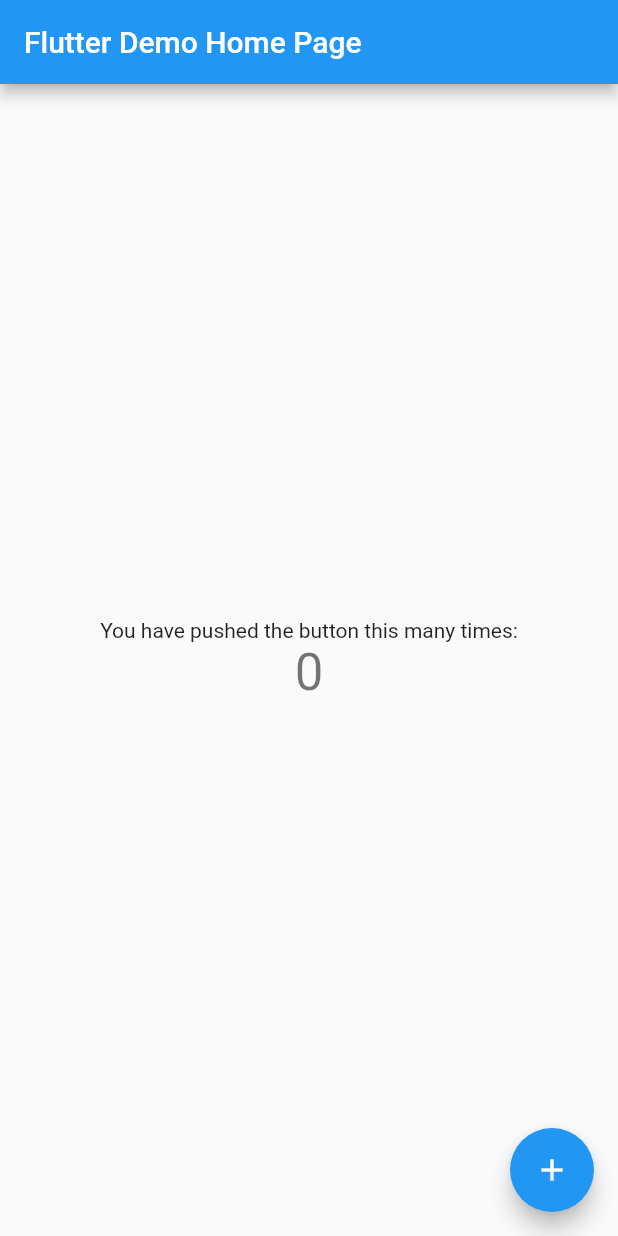
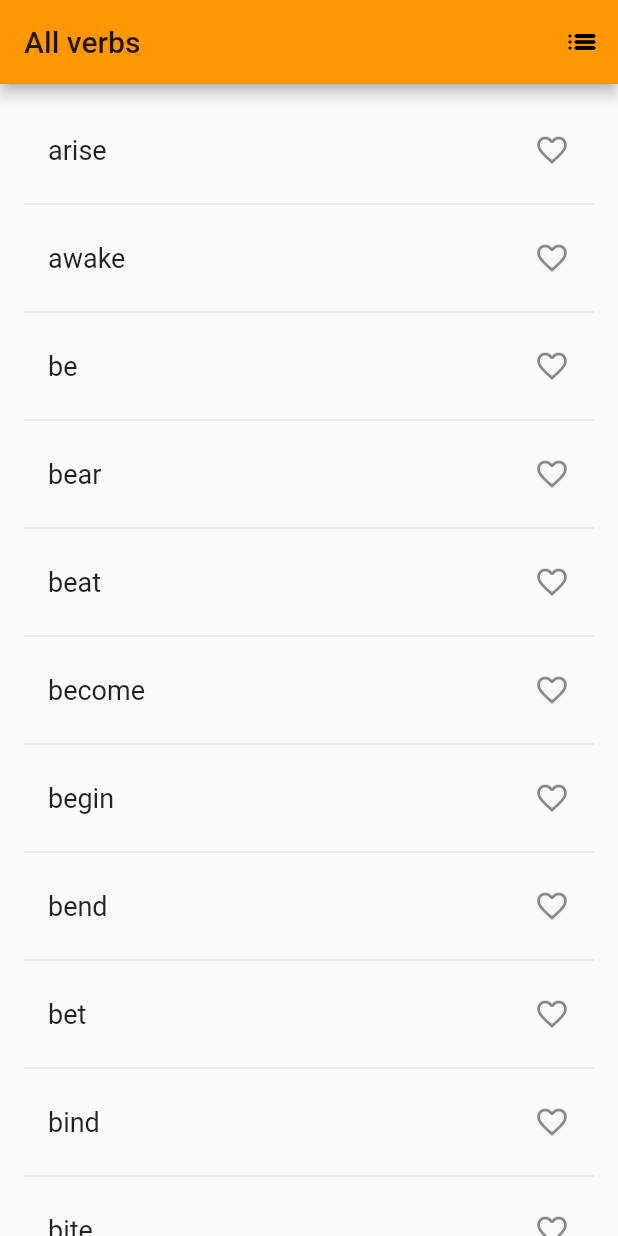
Before and after one commit to duckyngo/Irregular-Verb-Flutter-Apps, a Flutter app: the screen it shows after launch, on a phone screen of 412 x 824 dp. Run offline on Flutter 3.47's test engine with Material 2 defaults, Android fonts, the phone set to English and light mode, and no system bars.

Commit message:
Show irregular verbs on list

```diff
--- a/lib/main.dart
+++ b/lib/main.dart
@@ -1,8 +1,6 @@
 import 'dart:convert';
-
 import 'package:flutter/material.dart';
 import 'dart:async' show Future;
-import 'package:flutter/services.dart' show rootBundle;
 import 'package:irregular_verbs/word.dart';
 
 void main() {
@@ -27,101 +25,124 @@ class MyApp extends StatelessWidget {
         // or simply save your changes to "hot reload" in a Flutter IDE).
         // Notice that the counter didn't reset back to zero; the application
         // is not restarted.
-        primarySwatch: Colors.blue,
+        primarySwatch: Colors.orange,
       ),
-      home: const MyHomePage(title: 'Flutter Demo Home Page'),
+      home: Scaffold(
+        // appBar: AppBar(
+        //   title: Text('Irregular Verbs List'),
+        // ),
+        body: IrregularVerbsList(),
+      ),
     );
   }
 }
 
-class MyHomePage extends StatefulWidget {
-  const MyHomePage({Key? key, required this.title}) : super(key: key);
+class IrregularVerbsList extends StatefulWidget{
+  @override
+  State<StatefulWidget> createState() {
+    return _IrregularVerbsState();
+  }
 
-  // This widget is the home page of your application. It is stateful, meaning
-  // that it has a State object (defined below) that contains fields that affect
-  // how it looks.
-
-  // This class is the configuration for the state. It holds the values (in this
-  // case the title) provided by the parent (in this case the App widget) and
-  // used by the build method of the State. Fields in a Widget subclass are
-  // always marked "final".
-
-  final String title;
-
-  @override
-  State<MyHomePage> createState() => _MyHomePageState();
 }
 
-class _MyHomePageState extends State<MyHomePage> {
-  int _counter = 0;
-
-  void _incrementCounter() {
-    setState(() {
-      // This call to setState tells the Flutter framework that something has
-      // changed in this State, which causes it to rerun the build method below
-      // so that the display can reflect the updated values. If we changed
-      // _counter without calling setState(), then the build method would not be
-      // called again, and so nothing would appear to happen.
-      _counter++;
-
-      final future = loadIrregularVerbs();
-      future.then((value) => print(value[0].base));
-    });
-  }
+class _IrregularVerbsState extends State<IrregularVerbsList>{
+  List _irrVerbList = <Word>[];    // Create a array list of type Word
+  final _savedList = <String>{};      // Create a Set of type String
+  final _biggerFont = const TextStyle(fontSize: 18);
 
   @override
   Widget build(BuildContext context) {
-    // This method is rerun every time setState is called, for instance as done
-    // by the _incrementCounter method above.
-    //
-    // The Flutter framework has been optimized to make rerunning build methods
-    // fast, so that you can just rebuild anything that needs updating rather
-    // than having to individually change instances of widgets.
+    final future = loadIrregularVerbs();
+    future.then((value) => {
+      setState((){
+        _irrVerbList = value;
+      })
+    });
+
     return Scaffold(
       appBar: AppBar(
-        // Here we take the value from the MyHomePage object that was created by
-        // the App.build method, and use it to set our appbar title.
-        title: Text(widget.title),
+        title: Text("All verbs"),
+        actions: [IconButton(onPressed: _pushFavorite, icon: Icon(Icons.list_rounded))],
       ),
-      body: Center(
-        // Center is a layout widget. It takes a single child and positions it
-        // in the middle of the parent.
-        child: Column(
-          // Column is also a layout widget. It takes a list of children and
-          // arranges them vertically. By default, it sizes itself to fit its
-          // children horizontally, and tries to be as tall as its parent.
-          //
-          // Invoke "debug painting" (press "p" in the console, choose the
-          // "Toggle Debug Paint" action from the Flutter Inspector in Android
-          // Studio, or the "Toggle Debug Paint" command in Visual Studio Code)
-          // to see the wireframe for each widget.
-          //
-          // Column has various properties to control how it sizes itself and
-          // how it positions its children. Here we use mainAxisAlignment to
-          // center the children vertically; the main axis here is the vertical
-          // axis because Columns are vertical (the cross axis would be
-          // horizontal).
-          mainAxisAlignment: MainAxisAlignment.center,
-          children: <Widget>[
-            const Text(
-              'You have pushed the button this many times:',
+      body: _buildWordList(),
+    );
+  }
+
+  Widget _buildWordList(){
+    return ListView.builder(
+      padding: const EdgeInsets.all(16),
+      itemBuilder: (BuildContext _context, int i){
+        if (i.isOdd){
+          return Divider();
+        }
+
+        final int index = i~/2;
+
+        return _buildRow(_irrVerbList[index]);
+      },
+    );
+  }
+
+  Widget _buildRow(Word verb){
+    final alreadySaved = _savedList.contains(verb.base);
+
+    return ListTile(
+      title: Text(
+        verb.base,
+        style: _biggerFont,
+      ),
+      trailing: Icon(
+        alreadySaved ? Icons.favorite : Icons.favorite_border,
+        color: alreadySaved ? Colors.red : null,
+      ),
+      onTap: (){      // Note: Flutter reactive calling setState
+        setState((){    // => triggers build to update UI
+          if (alreadySaved) {
+            _savedList.remove(verb.base);
+          } else{
+            _savedList.add(verb.base);
+          }
+        });
+      },
+    );
+  }
+
+  void _pushFavorite() {
+    Navigator.of(context).push(
+
+        MaterialPageRoute(builder: (BuildContext context) {
+          final tiles = _savedList.map(
+                  (String word){
+                return ListTile(
+                  title: Text(
+                    word,
+                    style: _biggerFont,
+                  ),
+                );
+              }
+          );
+
+          final divided = tiles.isNotEmpty
+              ? ListTile.divideTiles(tiles: tiles, context: context).toList()
+              : <Widget>[];
+
+          return Scaffold(
+            appBar: AppBar(
+                title: Text('Favorite Words')
             ),
-            Text(
-              '$_counter',
-              style: Theme.of(context).textTheme.headline4,
-            ),
-          ],
-        ),
-      ),
-      floatingActionButton: FloatingActionButton(
-        onPressed: _incrementCounter,
-        tooltip: 'Increment',
-        child: const Icon(Icons.add),
-      ), // This trailing comma makes auto-formatting nicer for build methods.
+            // Note: ListView can created by ListView.builder...
+            // Or create by ListView(children: list..)
+            body: ListView(children: divided,),
+          );
+
+        })
     );
   }
 
 
+  /**
+   * Load Irregular Verb list from json file
+   */
   Future<List<Word>> loadIrregularVerbs() async {
     String data = await DefaultAssetBundle.of(context).loadString("assets/irregular_verbs.json");
     final jsonResult = jsonDecode(data); //latest Dart
```
